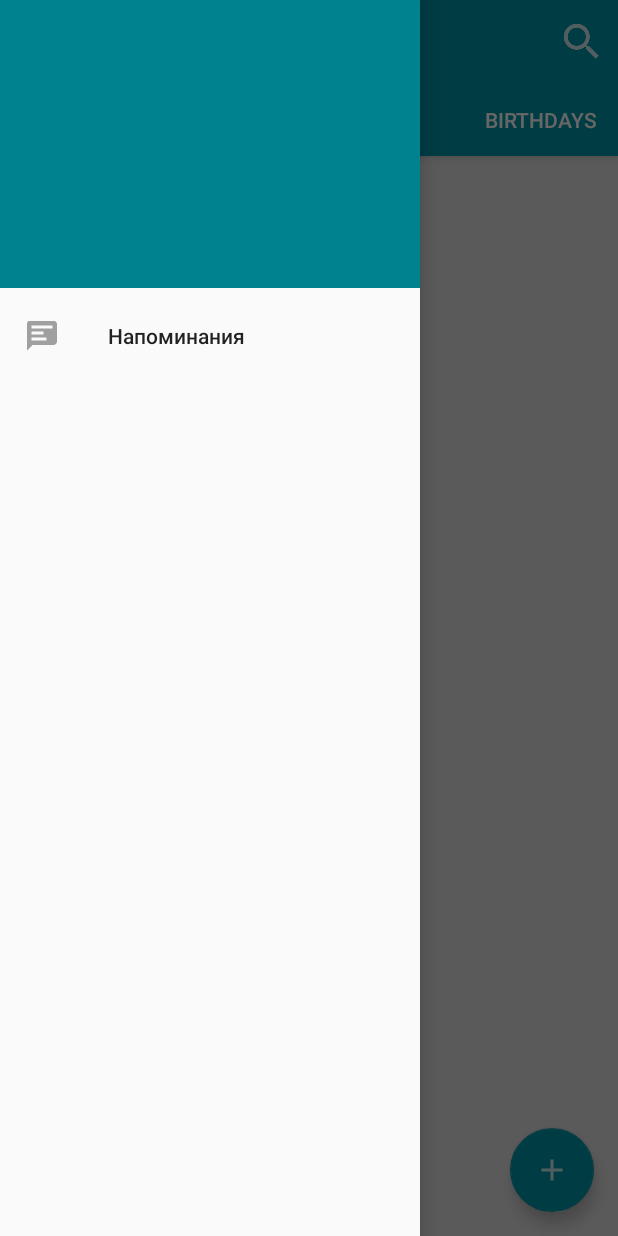
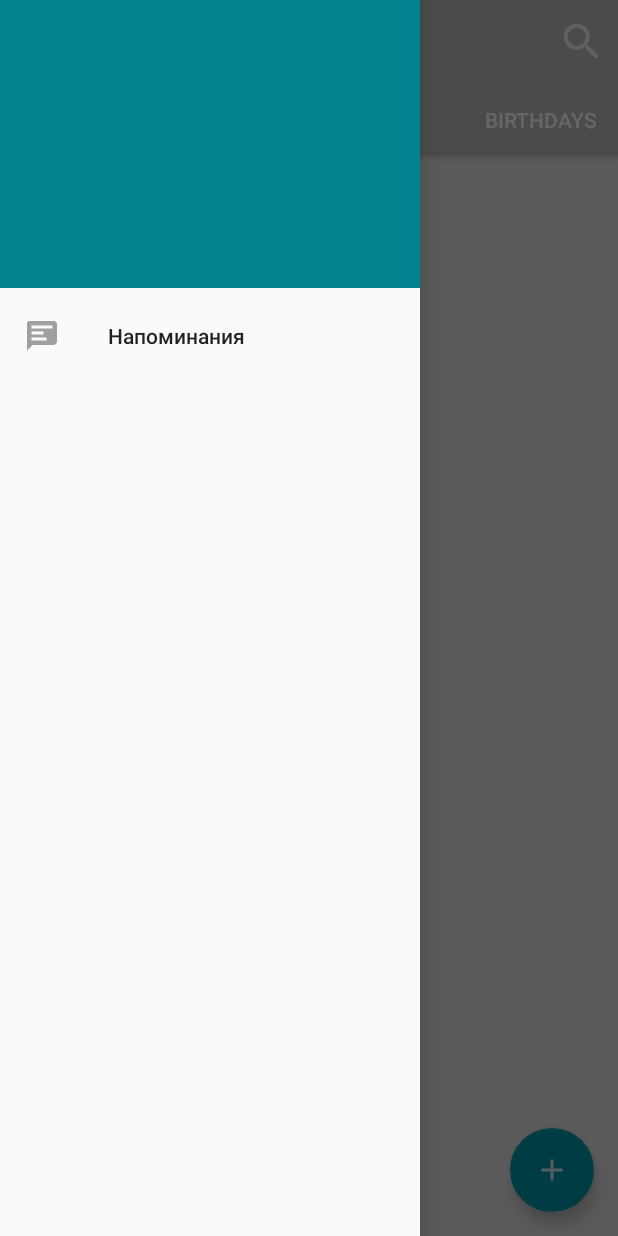
Before and after one commit to Lexanjer/CList, an Android app: the screen it shows after launch (MainActivity), with the side drawer open, on a phone screen of 412 x 824 dp. Run offline under Robolectric (Android 15) with nearby library versions, the phone set to English and light mode, and no system bars; 3 statements that could not run were skipped.

Commit message:
aide comit

```diff
--- a/Check List/app/src/main/java/ru/example/checklist/MainActivity.java
+++ b/Check List/app/src/main/java/ru/example/checklist/MainActivity.java
@@ -77,7 +77,7 @@ public class MainActivity extends AppCompatActivity {
 
     @Override
     protected void onCreate(Bundle savedInstanceState) {
-        setTheme(R.style.AppDefault);
+        setTheme(R.style.AppLight);
         super.onCreate(savedInstanceState);
         setContentView(LAYOUT);
 
--- a/Check List/app/src/main/res/layout/activity_light.xml
+++ b/Check List/app/src/main/res/layout/activity_light.xml
@@ -37,7 +37,7 @@
                 android:layout_width="match_parent"
                 android:layout_height="match_parent"
                 android:scaleType="centerCrop"
-                app:srcCompat="@mipmap/ic_background" />
+								android:background="@mipmap/ic_background" />
 
             <android.support.design.widget.AppBarLayout
 
--- a/Check List/app/src/main/res/values/styles.xml
+++ b/Check List/app/src/main/res/values/styles.xml
@@ -21,6 +21,7 @@
     <style name="AppDark" parent="AppTheme">
         <item name="colorPrimary">@color/colorPrimaryAppDark</item>
         <item name="colorPrimaryDark">@color/colorPrimaryDarkAppDark</item>
+				<item name="colorControlNormal">@color/colorWhite</item>
 
     </style>
 
```
